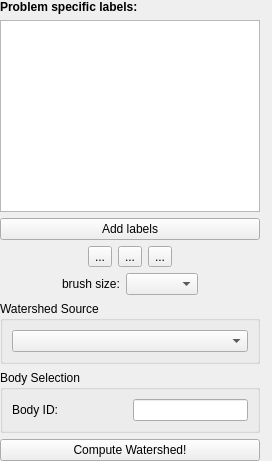
Qt form ilastik/applets/seededWatershed/drawer.ui (ilastik/ilastik) before a commit.
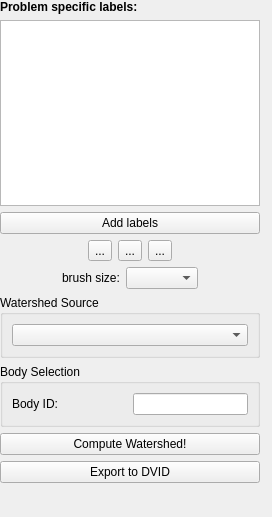
The same form after that commit. Custom widgets are drawn as their Qt base class.

Commit message: SeededWatershed: - Added "Export to DVID" button. - Added subvolume_roi to example-params.json - Offset focus coordinates to compensate for subvolume_roi

What changed in the file:
```diff
--- a/ilastik/applets/seededWatershed/drawer.ui
+++ b/ilastik/applets/seededWatershed/drawer.ui
@@ -7,7 +7,7 @@
     <x>0</x>
     <y>0</y>
     <width>272</width>
-    <height>431</height>
+    <height>517</height>
    </rect>
   </property>
   <property name="sizePolicy">
@@ -62,7 +62,7 @@
      <item>
       <widget class="LabelListView" name="labelListView">
        <property name="sizePolicy">
-        <sizepolicy hsizetype="Minimum" vsizetype="Fixed">
+        <sizepolicy hsizetype="Minimum" vsizetype="Maximum">
          <horstretch>0</horstretch>
          <verstretch>0</verstretch>
         </sizepolicy>
@@ -70,7 +70,7 @@
        <property name="minimumSize">
         <size>
          <width>0</width>
-         <height>192</height>
+         <height>75</height>
         </size>
        </property>
       </widget>
@@ -227,6 +227,13 @@
        </property>
       </widget>
      </item>
+     <item>
+      <widget class="QPushButton" name="exportToDvidButton">
+       <property name="text">
+        <string>Export to DVID</string>
+       </property>
+      </widget>
+     </item>
      <item>
       <spacer name="verticalSpacer">
        <property name="orientation">
```
The commit also changes 3 other files.
